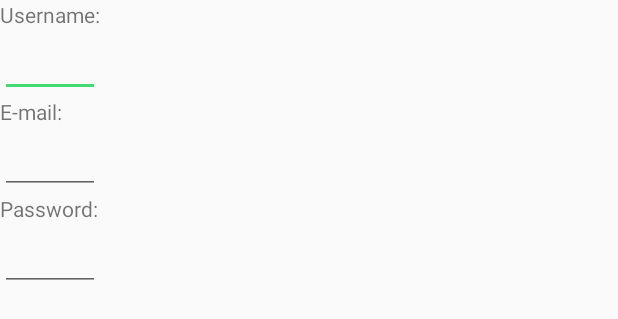
After one commit to pfoof/YARSA-Frontend, an Android app: the layout activity_register.xml on its own in the app's theme, with its tools: preview values and no code run, on a phone screen of 412 x 824 dp. The commit adds this screen. Shown: the top 319 px of the screen. Run offline under Robolectric (Android 15) with nearby library versions, the phone set to English and light mode, and no system bars.

Commit message:
Register prototype

```diff
--- /dev/null
+++ b/app/src/main/res/layout/activity_register.xml
@@ -0,0 +1,43 @@
+<?xml version="1.0" encoding="utf-8"?>
+<RelativeLayout xmlns:android="http://schemas.android.com/apk/res/android"
+    xmlns:app="http://schemas.android.com/apk/res-auto"
+    xmlns:tools="http://schemas.android.com/tools"
+    android:layout_width="match_parent"
+    android:layout_height="match_parent"
+    tools:context=".register.RegisterActivity">
+
+    <LinearLayout
+        android:layout_width="wrap_content"
+        android:layout_height="wrap_content"
+        android:orientation="vertical">
+        <TextView
+            android:layout_width="wrap_content"
+            android:layout_height="wrap_content"
+            android:text="@string/username"/>
+
+        <EditText
+            style="@style/registerEditText"
+            android:id="@+id/username" />
+
+        <TextView
+            android:layout_width="wrap_content"
+            android:layout_height="wrap_content"
+            android:text="@string/email"/>
+
+        <EditText
+            style="@style/registerEditText"
+            android:id="@+id/email"
+            android:inputType="textEmailAddress" />
+
+        <TextView
+            android:layout_width="wrap_content"
+            android:layout_height="wrap_content"
+            android:text="@string/password" />
+
+        <EditText
+            style="@style/registerEditText"
+            android:id="@+id/password"
+            android:inputType="textPassword" />
+    </LinearLayout>
+
+</RelativeLayout>
--- a/app/src/main/res/values/strings.xml
+++ b/app/src/main/res/values/strings.xml
@@ -92,4 +92,17 @@
     <string name="action_settings">Settings</string>
     <!-- TODO: Remove or change this placeholder text -->
     <string name="hello_blank_fragment">Hello blank fragment</string>
+    <!-- Strings related to login -->
+    <string name="prompt_email">Email</string>
+    <string name="prompt_password">Password</string>
+    <string name="action_sign_in">Sign in</string>
+    <string name="action_sign_in_short">Sign in</string>
+    <string name="welcome">"Welcome!"</string>
+    <string name="invalid_username">Not a valid username</string>
+    <string name="invalid_password">Password must be >6 characters</string>
+    <string name="login_failed">"Login failed"</string>
+
+    <string name="username">Username:</string>
+    <string name="password">Password:</string>
+    <string name="email">E-mail:</string>
 </resources>
--- a/app/src/main/res/values/styles.xml
+++ b/app/src/main/res/values/styles.xml
@@ -16,4 +16,11 @@
 
     <style name="AppTheme.PopupOverlay" parent="ThemeOverlay.AppCompat.Light" />
 
+    <style name="registerEditText">
+        <item name="android:singleLine">true</item>
+        <item name="android:maxLines">1</item>
+        <item name="android:layout_width">match_parent</item>
+        <item name="android:layout_height">wrap_content</item>
+    </style>
+
 </resources>
```
Also changed, not shown: app/src/main/java/com/furfel/yarsa_frontend/register/RegisterActivity.kt (added, +49 -0 lines), app/src/main/java/com/furfel/yarsa_frontend/register/RegisterData.kt (added, +11 -0 lines), 1 other file.
